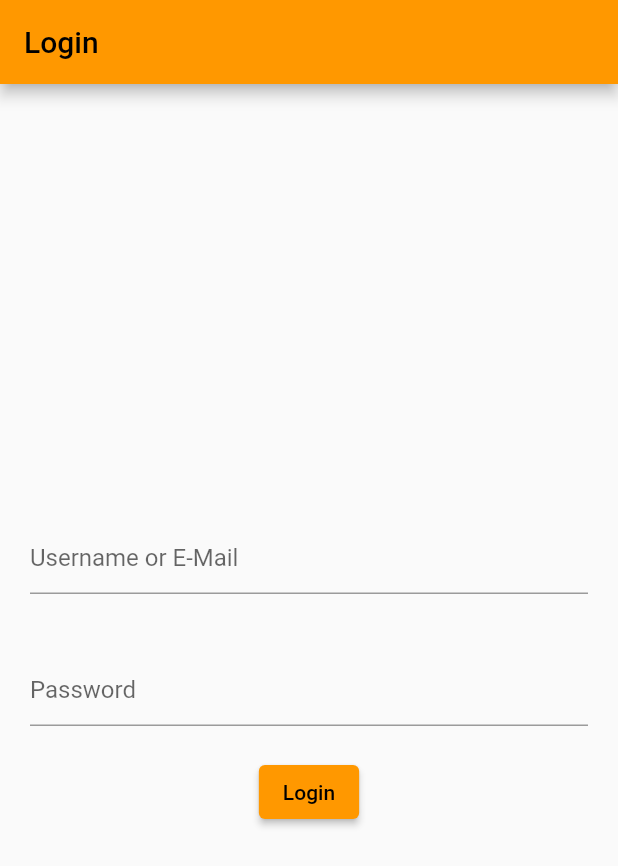
After one commit to popovski2/lab-MIS, a Flutter app: the Login screen opened directly, on a phone screen of 412 x 824 dp. The commit adds this screen. Shown: the top 866 px of the screen. Run offline on Flutter 3.47's test engine with Material 2 defaults, Android fonts, the phone set to English and light mode, and no system bars; our stand-ins replace geolocator, google_maps_flutter, nanoid, syncfusion_flutter_calendar; accounts and stored records are empty.

Commit message:
Lab 5 added

```diff
--- a/lib/main.dart
+++ b/lib/main.dart
@@ -4,6 +4,8 @@ import 'package:flutter/cupertino.dart';
 import 'package:lab3_mis/screens/calendar.dart';
 import 'package:lab3_mis/screens/exam_detail_screen.dart';
 import 'package:lab3_mis/screens/mainscreen.dart';
+import 'package:lab3_mis/screens/map.dart';
+
 
 void main() {
   runApp(MaterialApp(
@@ -13,6 +15,7 @@ void main() {
       '/':(ctx) => MainScreen(),
       ExamDetailScreen.routeName: (ctx) => ExamDetailScreen(),
       CalendarScreen.routeName: (ctx) => CalendarScreen(),
+      Mapa.routeName: (ctx) => Mapa(),
     },
     theme: ThemeData(
       primarySwatch: Colors.orange,
--- /dev/null
+++ b/lib/model/user.dart
@@ -0,0 +1,12 @@
+
+
+class User {
+
+  String? userId;
+
+  String? id;
+
+  String? password;
+
+  User({this.userId = "181007", this.id, this.password});
+}
--- /dev/null
+++ b/lib/model/userDto.dart
@@ -0,0 +1,11 @@
+
+class UserDto {
+
+  String? id;
+  String? password;
+
+  UserDto({
+    this.id,
+    this.password,
+  });
+}
--- /dev/null
+++ b/lib/screens/login.dart
@@ -0,0 +1,63 @@
+import 'package:flutter/material.dart';
+import 'package:lab3_mis/model/userDto.dart';
+import 'package:lab3_mis/services/authentication_service_abstract.dart';
+import 'package:lab3_mis/services/authentication_service_impl.dart';
+import 'wrapper.dart';
+import 'calendar.dart';
+
+class Login extends StatefulWidget {
+  const Login({Key? key}) : super(key: key);
+
+  @override
+  _LoginState createState() => _LoginState();
+}
+
+class _LoginState extends State<Login> {
+  final BaseAuthService _authService = SimpleAuthService();
+  TextEditingController _identifierController = TextEditingController();
+  TextEditingController _passwordController = TextEditingController();
+
+  @override
+  Widget build(BuildContext context) {
+    return Scaffold(
+      appBar: AppBar(
+        title: Text('Login'),
+      ),
+      body: Center(
+        child: Column(
+          mainAxisAlignment: MainAxisAlignment.center,
+          children: [
+            Padding(
+              padding: const EdgeInsets.all(20),
+              child: TextField(
+                controller: _identifierController,
+                decoration: InputDecoration(
+                  hintText: 'Username or E-Mail',
+                ),
+              ),
+            ),
+            Padding(
+              padding: const EdgeInsets.all(20),
+              child: TextField(
+                controller: _passwordController,
+                obscureText: true,
+                decoration: InputDecoration(
+                  hintText: 'Password',
+                ),
+              ),
+            ),
+            ElevatedButton(
+                onPressed: () => {
+                  _authService.signIn(UserDto(
+                      id: _identifierController.text,
+                      password: _identifierController.text)),
+                  Navigator.of(context).pushReplacement(
+                      MaterialPageRoute(builder: (context) => CalendarScreen())),
+                },
+                child: Text("Login"))
+          ],
+        ),
+      ),
+    );
+  }
+}
--- /dev/null
+++ b/lib/screens/wrapper.dart
@@ -0,0 +1,25 @@
+import 'package:lab3_mis/services/authentication_service_abstract.dart';
+import 'package:lab3_mis/services/authentication_service_impl.dart';
+import 'package:flutter/material.dart';
+
+import 'calendar.dart';
+import 'login.dart';
+
+class App extends StatelessWidget {
+  const App({Key? key}) : super(key: key);
+
+  @override
+  Widget build(BuildContext context) {
+    BaseAuthService _authService = SimpleAuthService();
+    return MaterialApp(
+      title: 'Organizator na ispiti',
+      debugShowCheckedModeBanner: false,
+      theme: ThemeData(
+        primarySwatch: Colors.blue,
+      ),
+      home: _authService.getCurrentUser() != null
+          ?  CalendarScreen()
+          : Login(),
+    );
+  }
+}
--- /dev/null
+++ b/lib/services/authentication_service_abstract.dart
@@ -0,0 +1,10 @@
+import 'package:lab3_mis/model/userDto.dart';
+import 'package:lab3_mis/model/user.dart';
+
+abstract class BaseAuthService {
+
+  User signIn(UserDto userDto);
+  void signOut();
+  User? getCurrentUser();
+
+}
--- /dev/null
+++ b/lib/services/authentication_service_impl.dart
@@ -0,0 +1,31 @@
+import 'package:lab3_mis/model/user.dart';
+import 'package:lab3_mis/services/authentication_service_abstract.dart';
+import 'package:lab3_mis/data/inMemory.dart';
+import 'package:lab3_mis/model/userDto.dart';
+
+
+class SimpleAuthService extends BaseAuthService {
+
+  static final SimpleAuthService _instance = SimpleAuthService._internal();
+  factory SimpleAuthService() => _instance;
+  SimpleAuthService._internal();
+
+  User? _currentUser;
+
+  @override
+  User? getCurrentUser() {
+    return _currentUser;
+  }
+
+  @override
+  User signIn(UserDto userDto) {
+    User user = User(id: userDto.id);
+    _currentUser = user;
+    return user;
+  }
+
+  @override
+  void signOut() {
+    _currentUser = null;
+  }
+}
--- a/pubspec.yaml
+++ b/pubspec.yaml
@@ -29,6 +29,8 @@ environment:
 dependencies:
   nanoid: ^1.0.0
   syncfusion_flutter_calendar: ^19.4.54
+  google_maps_flutter: ^2.1.1
+  geolocator: ^8.0.1
   flutter:
     sdk: flutter
 
```
Also changed, not shown: lib/data/inMemory.dart (added, +24 -0 lines), lib/location/geo_position.dart (added, +29 -0 lines), lib/model/place.dart (added, +22 -0 lines), lib/screens/mainscreen.dart (+23 -1 lines), lib/screens/map.dart (added, +71 -0 lines), lib/services/place_service_abstract.dart (added, +10 -0 lines), lib/services/place_service_impl.dart (added, +28 -0 lines), pubspec.lock.
